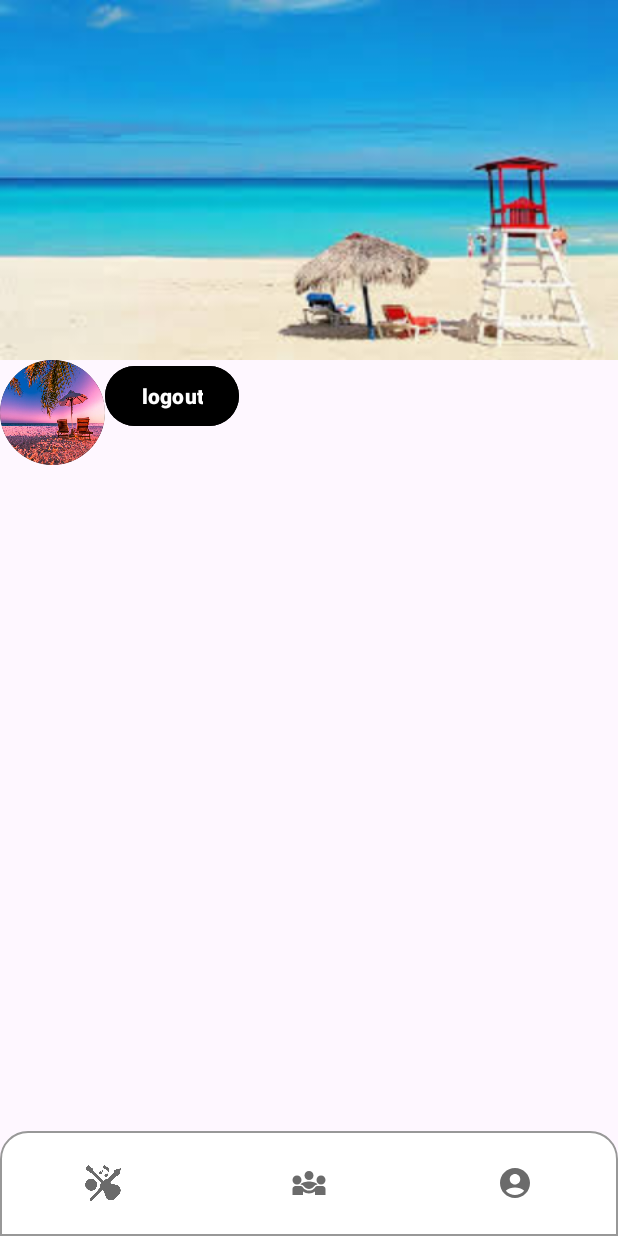
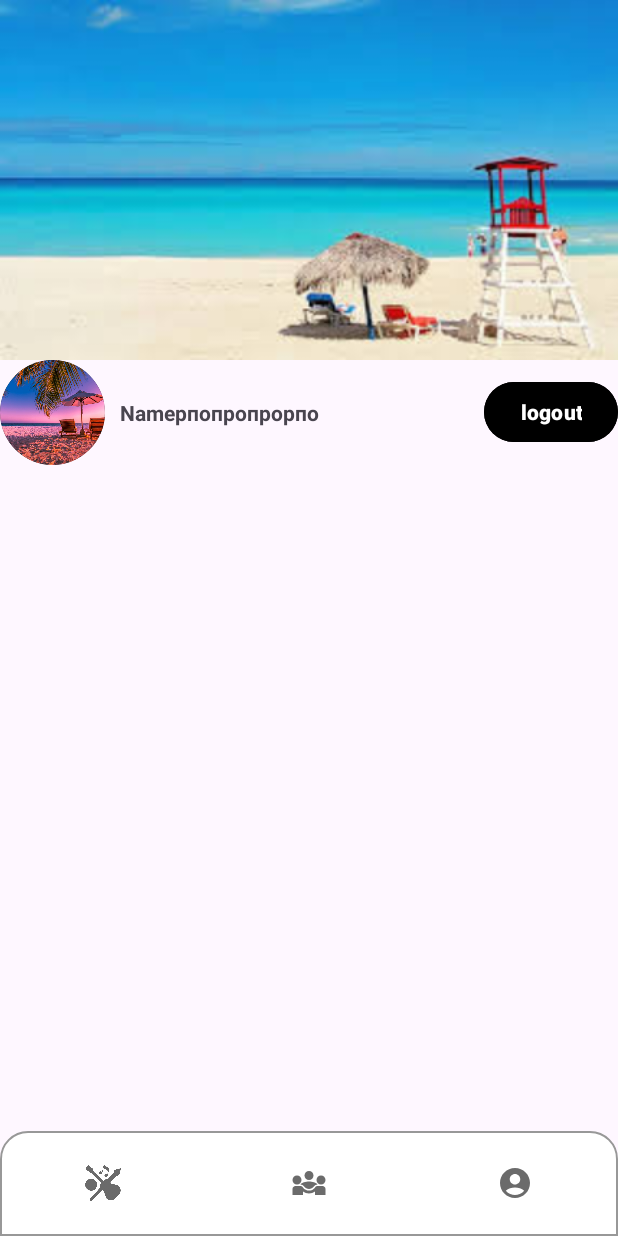
Before and after one commit to HOBBYX2425/hobbyX, an Android app: the screen it shows after launch once a user with an empty profile is signed in (MainActivity), item 3 of the bottom bar chosen, on a phone screen of 412 x 824 dp. Run offline under Robolectric (Android 15) with nearby library versions, the phone set to English and light mode, and no system bars; our stand-ins replace Firebase (no records; nobody signed in at launch, a user with empty details on screens opened directly); 1 statement that could not run was skipped.

Commit message:
name ++,oval +-

```diff
--- a/app/src/main/java/Fragments/Account_Fragment.java
+++ b/app/src/main/java/Fragments/Account_Fragment.java
@@ -7,18 +7,36 @@ import androidx.annotation.NonNull;
 import androidx.annotation.Nullable;
 import androidx.fragment.app.Fragment;
 
+import android.util.Log;
 import android.view.LayoutInflater;
 import android.view.View;
 import android.view.ViewGroup;
 import android.widget.Button;
+import android.widget.TextView;
 
 import com.example.hobbyx.Activityes.Login;
 import com.example.hobbyx.R;
+import com.google.android.gms.tasks.OnCompleteListener;
+import com.google.android.gms.tasks.Task;
 import com.google.firebase.auth.FirebaseAuth;
+import com.google.firebase.auth.FirebaseUser;
+import com.google.firebase.firestore.DocumentReference;
+import com.google.firebase.firestore.DocumentSnapshot;
+import com.google.firebase.firestore.EventListener;
+import com.google.firebase.firestore.FirebaseFirestore;
+import com.google.firebase.firestore.FirebaseFirestoreException;
+
+import okhttp3.internal.cache.DiskLruCache;
 
 public class Account_Fragment extends Fragment {
 
     private Button logout;
+    private TextView nameTv;
+    FirebaseUser user;
+    FirebaseAuth auth;
+    public static String nameText;
+    public static FirebaseAuth mAuth;
+    public DocumentReference ref;
 
     public Account_Fragment() {
         // Required empty public constructor
@@ -37,19 +55,40 @@ public class Account_Fragment extends Fragment {
         init(view);
     }
 
+
     void init(View view) {
-        logout = view.findViewById(R.id.logout); // Initialize the button
+        logout = view.findViewById(R.id.logout);
+        nameTv = view.findViewById(R.id.name);
+        mAuth = FirebaseAuth.getInstance();
 
         logout.setOnClickListener(new View.OnClickListener() {
             @Override
             public void onClick(View v) {
                 FirebaseAuth.getInstance().signOut();
-                Intent intent = new Intent(getActivity(), Login.class); // Use getActivity() instead of getApplicationContext()
+                Intent intent = new Intent(getActivity(), Login.class);
                 startActivity(intent);
-                // If you're using a fragment, don't call finish() here; it's for activities only
-                // Optionally, you could clear the back stack if needed
-                // getActivity().finish();
             }
         });
+
+        user = FirebaseAuth.getInstance().getCurrentUser();
+
+        ref = FirebaseFirestore.getInstance().collection("users").document(user.getUid());
+
+        ref.addSnapshotListener((value, error) -> {
+
+            if(error != null){
+             return;
+            }
+            if(value != null && value.exists()){
+                String userName = value.getString("userName");
+                if(userName != null){
+                    nameTv.setText(userName);
+                }
+            }
+
+
+        });
+
+
     }
 }
--- a/app/src/main/res/drawable/oval.xml
+++ b/app/src/main/res/drawable/oval.xml
@@ -1,5 +1,10 @@
-<?xml version="1.0" encoding="utf-8"?>
-<shape xmlns:android="http://schemas.android.com/apk/res/android"
-    android:shape="oval">
-    <stroke android:color="@color/black" android:width="5dp"/>
-</shape>
+<layer-list xmlns:android="http://schemas.android.com/apk/res/android">
+    <item>
+        <shape android:shape="oval">
+            <solid android:color="@android:color/transparent"/> <!-- Фон прозрачный -->
+            <stroke
+                android:width="50dp"
+            android:color="@color/black"/>
+        </shape>
+    </item>
+</layer-list>
--- a/app/src/main/res/layout/fragment_account.xml
+++ b/app/src/main/res/layout/fragment_account.xml
@@ -16,48 +16,52 @@
 
     </LinearLayout>
 
-    <LinearLayout
+    <RelativeLayout
         android:layout_width="match_parent"
         android:layout_height="wrap_content"
-        android:orientation="horizontal"
         >
 
         <LinearLayout
+            android:id="@+id/linearLayout"
             android:layout_width="70dp"
             android:layout_height="70dp"
-            android:orientation="horizontal"
+            android:layout_alignParentStart="true"
             android:background="@drawable/oval"
             android:clipToOutline="true">
 
             <ImageView
-                android:layout_width="match_parent"
-                android:layout_height="match_parent"
-                android:background="@drawable/logoplyash"
+                android:layout_width="wrap_content"
+                android:layout_height="wrap_content"
                 android:scaleType="centerCrop"
-                android:clipToOutline="true"/>
+                android:src="@drawable/logoplyash" />
+
 
         </LinearLayout>
 
 
+        <TextView
+            android:id="@+id/name"
+            android:layout_width="wrap_content"
+            android:layout_height="wrap_content"
+            android:layout_centerVertical="true"
+            android:layout_marginStart="10dp"
+            android:textStyle="bold"
+            android:layout_toEndOf="@+id/linearLayout"
+            android:text="Nameрпопропрорпо" />
 
-        <LinearLayout
-             android:layout_width="wrap_content"
-             android:layout_height="wrap_content"
-             android:gravity="end"
-             >
-
-            <Button
+        <Button
             android:id="@+id/logout"
             android:layout_width="wrap_content"
             android:layout_height="wrap_content"
             android:text="logout"
             android:textStyle="bold"
             android:backgroundTint="@color/black"
-            android:onClick="logout"/>
+            android:onClick="logout"
+            android:layout_alignParentEnd="true"
+            android:layout_centerVertical="true"/>
+    </RelativeLayout>
 
-            </LinearLayout>
 
-    </LinearLayout>
 
 
 </LinearLayout>
```
